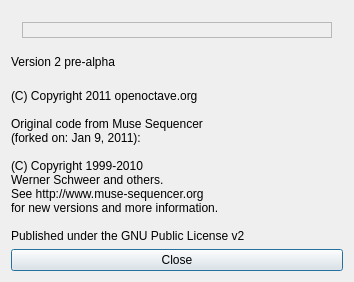
This is oom/widgets/aboutbox.ui in ccherrett/oom as Qt 5 draws it before an edit. The edited form follows.
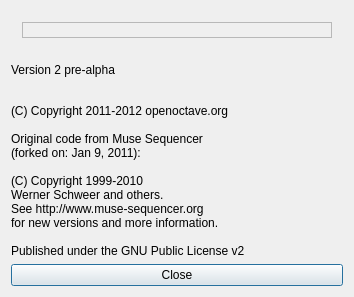
This is the edited form.

The edit to the form file:
```diff
--- a/oom/widgets/aboutbox.ui
+++ b/oom/widgets/aboutbox.ui
@@ -7,7 +7,7 @@
     <x>0</x>
     <y>0</y>
     <width>354</width>
-    <height>185</height>
+    <height>297</height>
    </rect>
   </property>
   <property name="windowTitle">
@@ -59,7 +59,7 @@
     <widget class="QLabel" name="textLabel1">
      <property name="text">
       <string>
-(C) Copyright 2011 openoctave.org
+(C) Copyright 2011-2012 openoctave.org
   
 Original code from Muse Sequencer 
 (forked on: Jan 9, 2011):
```
